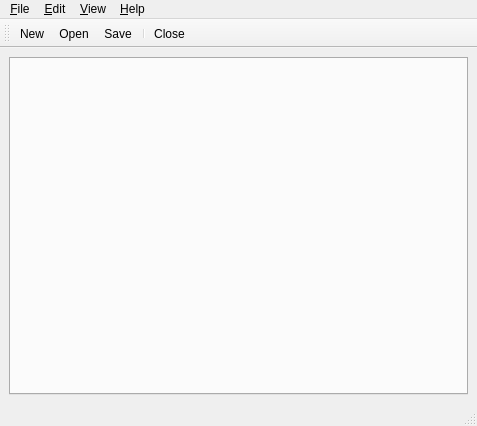
Old version of the form qt4/translatormanbase.ui in the repository JustDevZero-vault/Translatorman.
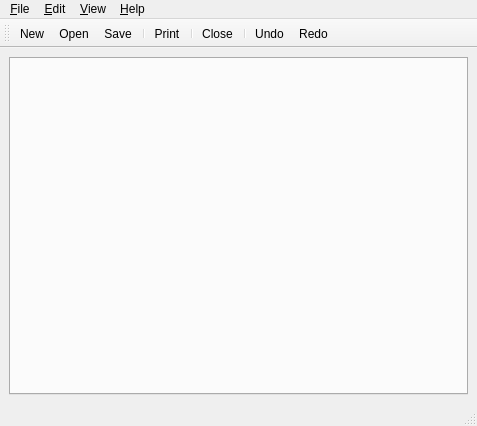
New version of the form. Icons and pictures are not drawn.

Commit message:
Some changes to the ui, lazy to do the code stuff this days.
--
Daniel Ripoll Osma
www.danielripoll.es
6688.27.4.90

Web & Desktop Developer

```diff
--- a/qt4/translatormanbase.ui
+++ b/qt4/translatormanbase.ui
@@ -181,7 +181,12 @@
    <addaction name="actionOpen"/>
    <addaction name="actionSave"/>
    <addaction name="separator"/>
+   <addaction name="action_Print"/>
+   <addaction name="separator"/>
    <addaction name="actionClose"/>
+   <addaction name="separator"/>
+   <addaction name="actionUndo"/>
+   <addaction name="actionRedo"/>
   </widget>
   <action name="actionNew">
    <property name="icon">
@@ -230,7 +235,7 @@
     <string>&amp;Undo</string>
    </property>
    <property name="iconText">
-    <string>Paises / Provincias</string>
+    <string>Undo</string>
    </property>
    <property name="toolTip">
     <string>Paises y provincias</string>
```
Left out of the diff: 15 changed lines with no effect on the pictures. The commit also changes 4 other files.
